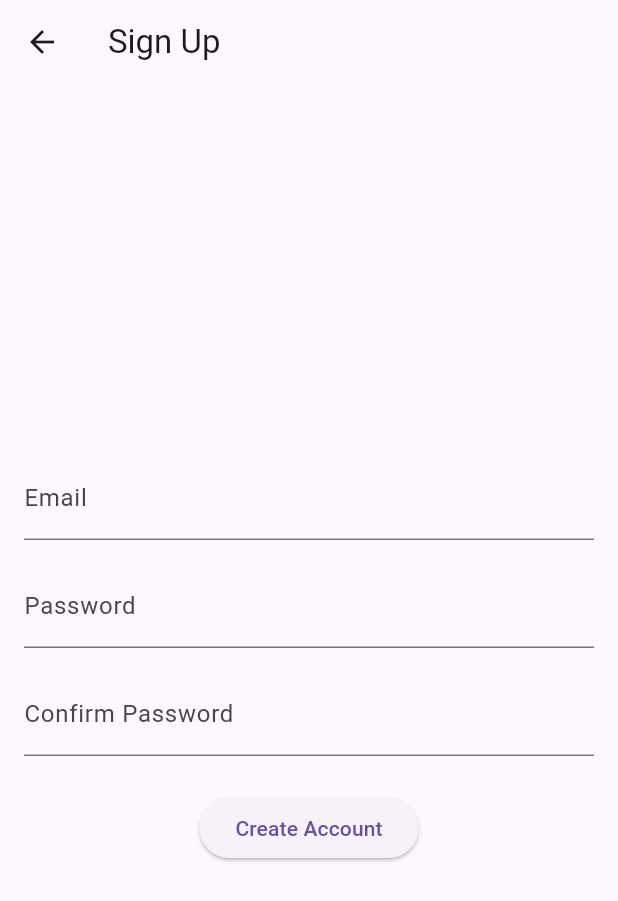
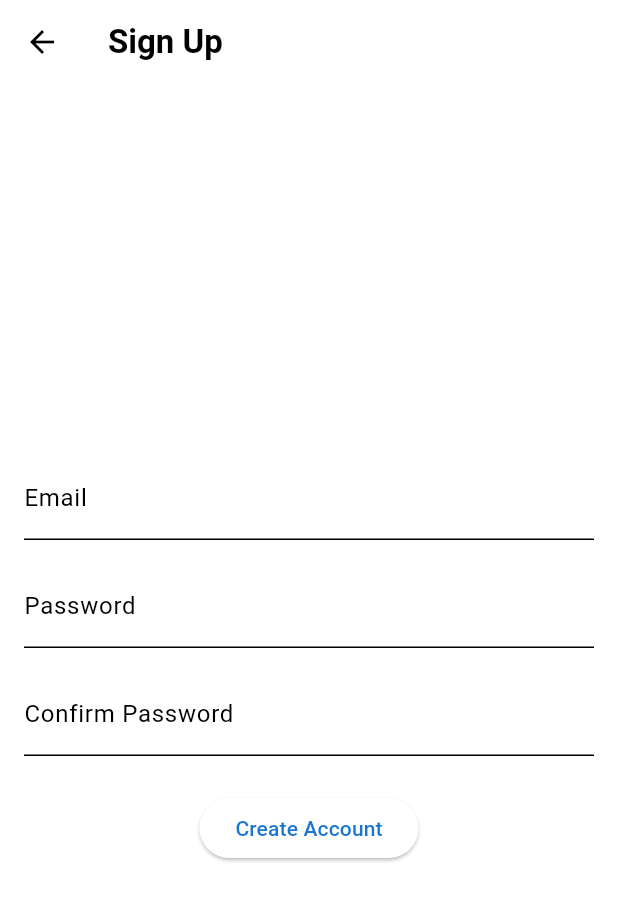
Before and after one commit to dbl8005/todoist, a Flutter app: the screen it shows after launch, after a tap on "Create Account", on a phone screen of 412 x 824 dp. Shown: the top 901 px of the screen. Run offline on Flutter 3.47's test engine with Material 3 defaults, Android fonts, the phone set to English and light mode, and no system bars; our stand-ins replace bloc, cloud_firestore, firebase_auth, firebase_core, flutter_bloc, flutter_slidable and 2 more; missing offline and left inert: animated_reorderable_list; accounts and stored records are empty.

Commit message:
feat: add theme management with light and dark modes using SharedPreferences

```diff
--- /dev/null
+++ b/lib/core/configs/theme/text_theme.dart
@@ -0,0 +1,45 @@
+import 'package:flutter/material.dart';
+
+class AppTextTheme {
+  static TextTheme get lightTextTheme => const TextTheme(
+        headlineLarge: TextStyle(
+          fontSize: 32,
+          fontWeight: FontWeight.bold,
+          color: Colors.black87,
+        ),
+        titleLarge: TextStyle(
+          fontSize: 22,
+          fontWeight: FontWeight.w600,
+          color: Colors.black87,
+        ),
+        bodyLarge: TextStyle(
+          fontSize: 16,
+          color: Colors.black87,
+        ),
+        bodyMedium: TextStyle(
+          fontSize: 14,
+          color: Colors.black54,
+        ),
+      );
+
+  static TextTheme get darkTextTheme => const TextTheme(
+        headlineLarge: TextStyle(
+          fontSize: 32,
+          fontWeight: FontWeight.bold,
+          color: Colors.white,
+        ),
+        titleLarge: TextStyle(
+          fontSize: 22,
+          fontWeight: FontWeight.w600,
+          color: Colors.white,
+        ),
+        bodyLarge: TextStyle(
+          fontSize: 16,
+          color: Colors.white70,
+        ),
+        bodyMedium: TextStyle(
+          fontSize: 14,
+          color: Colors.white54,
+        ),
+      );
+}
--- /dev/null
+++ b/lib/core/configs/theme/theme.dart
@@ -0,0 +1,42 @@
+import 'package:flutter/material.dart';
+import 'package:todoist/core/configs/theme/text_theme.dart';
+
+class AppTheme {
+  static ThemeData lightTheme = ThemeData(
+    useMaterial3: true,
+    brightness: Brightness.light,
+    textTheme: AppTextTheme.lightTextTheme,
+    colorScheme: ColorScheme.light(
+      primary: Colors.blue.shade700,
+      secondary: Colors.blueGrey,
+      surface: Colors.white,
+      background: Colors.grey.shade50,
+    ),
+    cardTheme: CardTheme(
+      color: Colors.white,
+      elevation: 2,
+      shape: RoundedRectangleBorder(
+        borderRadius: BorderRadius.circular(8),
+      ),
+    ),
+  );
+
+  static ThemeData darkTheme = ThemeData(
+    useMaterial3: true,
+    brightness: Brightness.dark,
+    textTheme: AppTextTheme.darkTextTheme,
+    colorScheme: ColorScheme.dark(
+      primary: Colors.blue.shade400,
+      secondary: Colors.blueGrey.shade400,
+      surface: Colors.grey.shade900,
+      background: Colors.black,
+    ),
+    cardTheme: CardTheme(
+      color: Colors.grey.shade900,
+      elevation: 2,
+      shape: RoundedRectangleBorder(
+        borderRadius: BorderRadius.circular(8),
+      ),
+    ),
+  );
+}
--- /dev/null
+++ b/lib/core/configs/theme/theme_cubit.dart
@@ -0,0 +1,14 @@
+import 'package:flutter_bloc/flutter_bloc.dart';
+import 'package:shared_preferences/shared_preferences.dart';
+
+class ThemeCubit extends Cubit<bool> {
+  final SharedPreferences prefs;
+  static const String key = 'isDarkMode';
+
+  ThemeCubit(this.prefs) : super(prefs.getBool(key) ?? false);
+
+  void toggleTheme() {
+    emit(!state);
+    prefs.setBool(key, state);
+  }
+}
--- a/lib/features/todo/presentation/pages/todos/todos_page.dart
+++ b/lib/features/todo/presentation/pages/todos/todos_page.dart
@@ -1,5 +1,6 @@
 import 'package:flutter/material.dart';
 import 'package:flutter_bloc/flutter_bloc.dart';
+import 'package:todoist/core/configs/theme/theme_cubit.dart';
 import 'package:todoist/core/utils/helpers/dialogs/confirm_dialog.dart';
 import 'package:todoist/features/auth/presentation/bloc/auth_bloc.dart';
 import 'package:todoist/features/todo/domain/repositories/todo_repository.dart';
@@ -14,11 +15,17 @@ class TodosPage extends StatelessWidget {
   Widget build(BuildContext context) {
     // Add LoadTodos event when page is built
     context.read<TodoBloc>().add(LoadTodos());
-
     return Scaffold(
       appBar: AppBar(
         title: const Text('Your Todos'),
         actions: [
+          BlocBuilder<ThemeCubit, bool>(
+            // Only rebuild the theme icon
+            builder: (context, isDark) => IconButton(
+              icon: Icon(isDark ? Icons.dark_mode_outlined : Icons.sunny),
+              onPressed: () => context.read<ThemeCubit>().toggleTheme(),
+            ),
+          ),
           IconButton(
             icon: const Icon(Icons.logout),
             onPressed: () {
--- a/lib/features/todo/presentation/widgets/todos/todo_item.dart
+++ b/lib/features/todo/presentation/widgets/todos/todo_item.dart
@@ -17,15 +17,16 @@ class TodoItem extends StatefulWidget {
 class _TodoItemState extends State<TodoItem> {
   @override
   Widget build(BuildContext context) {
-    // We should use BlocBuilder here to react to state changes
     return BlocBuilder<TodoBloc, TodoState>(
       builder: (context, state) {
         if (state is TodoLoaded) {
-          // Get the latest version of this todo from state
           final currentTodo = state.todos.firstWhere(
             (t) => t.id == widget.todo.id,
             orElse: () => widget.todo,
           );
+
+          final isDarkTheme = Theme.of(context).brightness == Brightness.dark;
+          final textColor = isDarkTheme ? Colors.white : Colors.black;
 
           return Padding(
             padding: const EdgeInsets.symmetric(horizontal: 8, vertical: 4),
@@ -34,7 +35,7 @@ class _TodoItemState extends State<TodoItem> {
               child: Slidable(
                 key: ValueKey(currentTodo.id),
                 endActionPane: ActionPane(
-                  motion: ScrollMotion(),
+                  motion: const ScrollMotion(),
                   children: [
                     SlidableAction(
                       borderRadius: BorderRadius.circular(8),
@@ -42,9 +43,9 @@ class _TodoItemState extends State<TodoItem> {
                       onPressed: (context) async {
                         final bloc = context.read<TodoBloc>();
                         final confirmed = await showConfirmDialog(
-                            context: context,
-                            content:
-                                'Are you sure you want to delete this todo?');
+                          context: context,
+                          content: 'Are you sure you want to delete this todo?',
+                        );
                         if (confirmed == true) {
                           bloc.add(DeleteTodo(currentTodo.id));
                         }
@@ -60,7 +61,7 @@ class _TodoItemState extends State<TodoItem> {
                   curve: Curves.easeInOut,
                   decoration: BoxDecoration(
                     color: currentTodo.isCompleted
-                        ? Colors.grey[100]
+                        ? Colors.grey[800]
                         : Theme.of(context).cardColor,
                     border: Border.all(
                       color: Colors.grey[200]!,
@@ -71,8 +72,12 @@ class _TodoItemState extends State<TodoItem> {
                   child: ListTile(
                     title: Text(
                       currentTodo.title,
+                      style: TextStyle(color: textColor),
                     ),
-                    subtitle: Text(currentTodo.description),
+                    subtitle: Text(
+                      currentTodo.description,
+                      style: TextStyle(color: textColor),
+                    ),
                     leading: AnimatedScale(
                       duration: const Duration(milliseconds: 200),
                       scale: currentTodo.isCompleted ? 1.1 : 1,
@@ -107,19 +112,28 @@ class _TodoItemState extends State<TodoItem> {
               orElse: () => todo,
             );
 
+            final isDarkTheme = Theme.of(context).brightness == Brightness.dark;
+            final textColor = isDarkTheme ? Colors.white : Colors.black;
+
             return Column(
               children: [
                 Padding(
                   padding: const EdgeInsets.all(16.0),
                   child: Text(
                     'Subtasks',
-                    style: Theme.of(context).textTheme.titleLarge,
+                    style: Theme.of(context)
+                        .textTheme
+                        .titleLarge
+                        ?.copyWith(color: textColor),
                   ),
                 ),
                 Expanded(
                   child: currentTodo.subtasks.isEmpty
                       ? Center(
-                          child: Text('No subtasks yet'),
+                          child: Text(
+                            'No subtasks yet',
+                            style: TextStyle(color: textColor),
+                          ),
                         )
                       : AnimatedListView(
                           enterTransition: [
@@ -136,6 +150,7 @@ class _TodoItemState extends State<TodoItem> {
                               value: subtask.isCompleted,
                               title: Text(
                                 subtask.title,
+                                style: TextStyle(color: textColor),
                               ),
                               onChanged: (_) => context.read<TodoBloc>().add(
                                     ToggleSubtask(
--- a/lib/main.dart
+++ b/lib/main.dart
@@ -3,6 +3,9 @@ import 'package:firebase_auth/firebase_auth.dart';
 import 'package:flutter/material.dart';
 import 'package:flutter_bloc/flutter_bloc.dart';
 import 'package:google_sign_in/google_sign_in.dart';
+import 'package:shared_preferences/shared_preferences.dart';
+import 'package:todoist/core/configs/theme/theme.dart';
+import 'package:todoist/core/configs/theme/theme_cubit.dart';
 import 'package:todoist/features/auth/data/repositories/auth_repo_impl.dart';
 import 'package:todoist/features/auth/domain/repo/auth_repository.dart';
 import 'package:todoist/features/auth/presentation/bloc/auth_bloc.dart';
@@ -13,52 +16,56 @@ import 'package:todoist/features/todo/presentation/bloc/todo_bloc.dart';
 import 'package:firebase_core/firebase_core.dart';
 import 'core/constants/firebase_options.dart';
 
-Future<void> main() async {
+void main() async {
   WidgetsFlutterBinding.ensureInitialized();
+
   await Firebase.initializeApp(
     options: DefaultFirebaseOptions.currentPlatform,
   );
 
-  runApp(const MyApp());
+  final prefs = await SharedPreferences.getInstance();
+  final todoRepository = TodoRepositoryImpl();
+  final authRepository = AuthRepoImpl(
+    auth: FirebaseAuth.instance,
+    googleSignIn: GoogleSignIn(),
+  );
+
+  // Create AuthBloc instance first
+  final authBloc = AuthBloc(repository: authRepository)..add(CheckAuthStatus());
+
+  runApp(MultiRepositoryProvider(
+    providers: [
+      RepositoryProvider.value(value: todoRepository),
+      RepositoryProvider.value(value: authRepository),
+    ],
+    child: MultiBlocProvider(
+      providers: [
+        BlocProvider(create: (_) => ThemeCubit(prefs)),
+        BlocProvider.value(value: authBloc), // Use value provider instead
+        BlocProvider<TodoBloc>(
+          create: (context) => TodoBloc(repository: todoRepository),
+        ),
+      ],
+      child: const MyApp(),
+    ),
+  ));
 }
 
 class MyApp extends StatelessWidget {
   const MyApp({super.key});
 
-  // This widget is the root of your application.
   @override
   Widget build(BuildContext context) {
-    return MultiRepositoryProvider(
-        providers: [
-          RepositoryProvider<AuthRepository>(
-              create: (context) => AuthRepoImpl(
-                    auth: FirebaseAuth.instance,
-                    googleSignIn: GoogleSignIn(),
-                  )),
-          RepositoryProvider<TodoRepository>(
-            create: (context) => TodoRepositoryImpl(
-              firestore: FirebaseFirestore.instance,
-              auth: FirebaseAuth.instance,
-            ),
-          ),
-        ],
-        child: MultiBlocProvider(
-          providers: [
-            BlocProvider(
-              create: (context) =>
-                  AuthBloc(repository: context.read<AuthRepository>())
-                    ..add(CheckAuthStatus()),
-            ),
-            BlocProvider<TodoBloc>(
-              create: (context) => TodoBloc(
-                repository: context.read<TodoRepository>(),
-              ),
-            ),
-          ],
-          child: MaterialApp(
-            debugShowCheckedModeBanner: false,
-            home: AuthGate(),
-          ),
-        ));
+    return BlocBuilder<ThemeCubit, bool>(
+      builder: (context, isDark) {
+        return MaterialApp(
+          debugShowCheckedModeBanner: false,
+          theme: AppTheme.lightTheme,
+          darkTheme: AppTheme.darkTheme,
+          themeMode: isDark ? ThemeMode.dark : ThemeMode.light,
+          home: const AuthGate(),
+        );
+      },
+    );
   }
 }
--- a/pubspec.yaml
+++ b/pubspec.yaml
@@ -44,6 +44,7 @@ dependencies:
   flutter_bloc: ^9.0.0
   animated_reorderable_list: ^1.1.5
   flutter_slidable: ^4.0.0
+  shared_preferences: ^2.5.1
 
 dev_dependencies:
   flutter_test:
```
Also changed, not shown: pubspec.lock, 1 other file.
